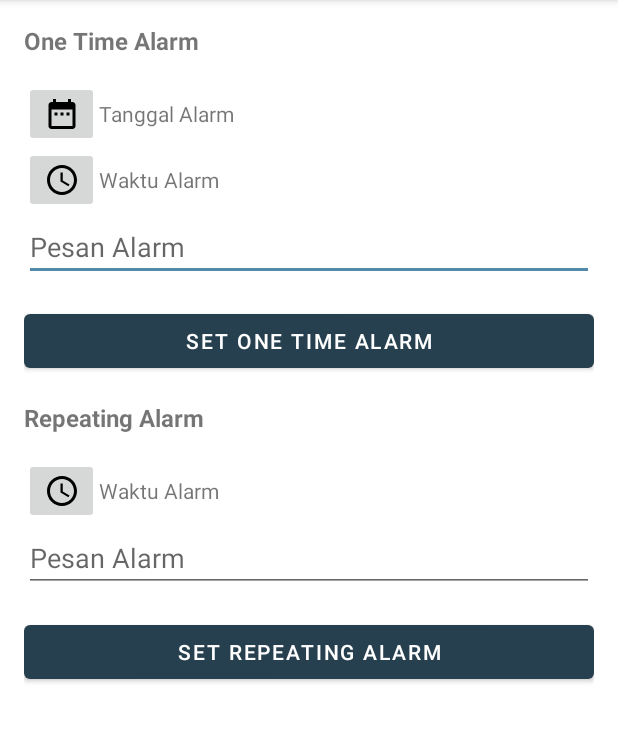
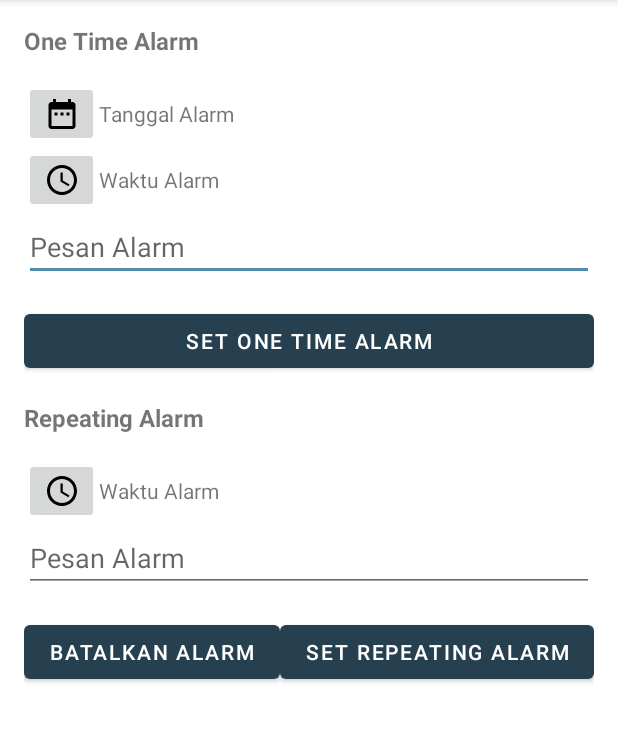
Before and after one commit to ddenfi/Heypet, an Android app: the SettingsActivity screen opened directly, with no data from a screen before it, on a phone screen of 412 x 824 dp, the part 84-826 px from its top. Run offline under Robolectric (Android 15) with nearby library versions, the phone set to English and light mode, and no system bars.

Commit message:
Added cancel alarm

```diff
--- a/android-mobile/HeypetAnimalWelfare/app/src/main/java/com/c22ps104/heypetanimalwelfare/view/settings/SettingsActivity.kt
+++ b/android-mobile/HeypetAnimalWelfare/app/src/main/java/com/c22ps104/heypetanimalwelfare/view/settings/SettingsActivity.kt
@@ -35,6 +35,9 @@ class SettingsActivity : AppCompatActivity(), View.OnClickListener, DatePickerFr
         binding?.btnRepeatingTime?.setOnClickListener(this)
         binding?.btnSetRepeatingAlarm?.setOnClickListener(this)
 
+        // Listener cancel alarm
+        binding?.btnCancelRepeatingAlarm?.setOnClickListener(this)
+
         alarmReceiver = AlarmReceiver()
     }
 
@@ -68,6 +71,7 @@ class SettingsActivity : AppCompatActivity(), View.OnClickListener, DatePickerFr
                 alarmReceiver.setRepeatingAlarm(this, AlarmReceiver.TYPE_REPEATING,
                     repeatTime, repeatMessage)
             }
+            R.id.btn_cancel_repeating_alarm -> alarmReceiver.cancelAlarm(this, AlarmReceiver.TYPE_REPEATING)
         }
     }
 
--- a/android-mobile/HeypetAnimalWelfare/app/src/main/res/layout/activity_settings.xml
+++ b/android-mobile/HeypetAnimalWelfare/app/src/main/res/layout/activity_settings.xml
@@ -27,8 +27,7 @@
             style="@style/Base.Widget.AppCompat.ImageButton"
             android:layout_width="50dp"
             android:layout_height="wrap_content"
-            android:src="@drawable/ic_baseline_date_range_24"
-            android:contentDescription="@string/cd_calendar_button" />
+            android:src="@drawable/ic_baseline_date_range_24" />
 
         <TextView
             android:id="@+id/tv_once_date"
@@ -47,8 +46,7 @@
             android:id="@+id/btn_once_time"
             android:layout_width="50dp"
             android:layout_height="wrap_content"
-            android:src="@drawable/ic_baseline_access_time_24"
-            android:contentDescription="@string/cd_clock_button" />
+            android:src="@drawable/ic_baseline_access_time_24" />
 
         <TextView
             android:id="@+id/tv_once_time"
@@ -90,8 +88,7 @@
             android:id="@+id/btn_repeating_time"
             android:layout_width="50dp"
             android:layout_height="wrap_content"
-            android:src="@drawable/ic_baseline_access_time_24"
-            android:contentDescription="@string/cd_clock_button" />
+            android:src="@drawable/ic_baseline_access_time_24" />
 
         <TextView
             android:id="@+id/tv_repeating_time"
@@ -115,8 +112,15 @@
         android:orientation="horizontal">
 
         <Button
+            android:id="@+id/btn_cancel_repeating_alarm"
+            android:layout_width="wrap_content"
+            android:layout_height="wrap_content"
+            android:layout_weight="0.5"
+            android:text="@string/cancel_alarm" />
+
+        <Button
             android:id="@+id/btn_set_repeating_alarm"
-            android:layout_width="0dp"
+            android:layout_width="wrap_content"
             android:layout_height="wrap_content"
             android:layout_weight="0.5"
             android:text="@string/set_repeating_alarm" />
```
Also changed, not shown: android-mobile/HeypetAnimalWelfare/app/src/main/java/com/c22ps104/heypetanimalwelfare/utils/AlarmReceiver.kt (+10 -0 lines).
